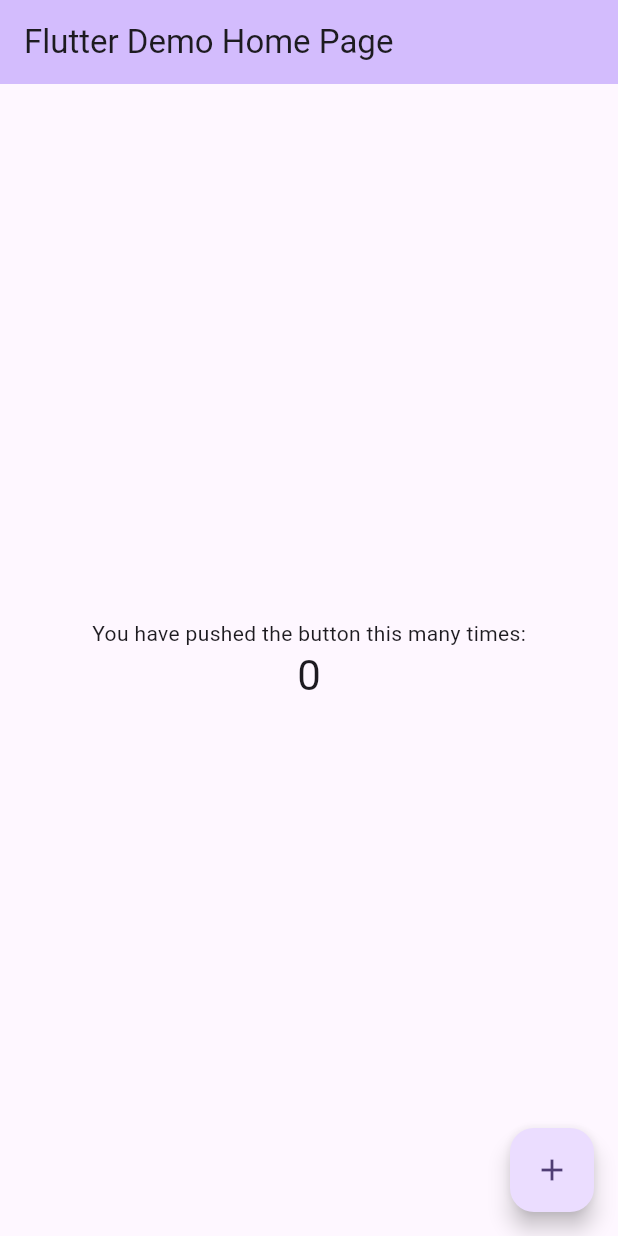
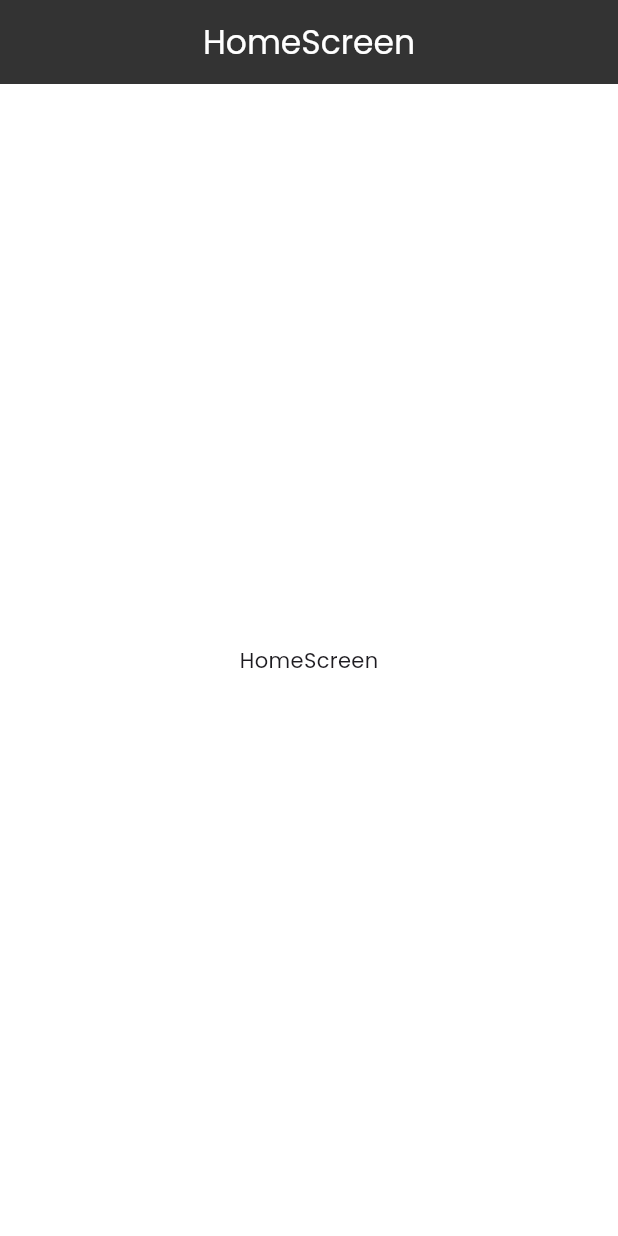
Before and after one commit to jgarzon26/beco-coffee, a Flutter app: the screen it shows after launch, on a phone screen of 412 x 824 dp. Run offline on Flutter 3.47's test engine with Material 3 defaults, Android fonts, the phone set to English and light mode, and no system bars; our stand-ins replace go_router, google_fonts.

Commit message:
init home

```diff
--- /dev/null
+++ b/lib/home/view/home_screen.dart
@@ -0,0 +1,17 @@
+import 'package:flutter/material.dart';
+
+class HomeScreen extends StatelessWidget {
+  const HomeScreen({super.key});
+
+  @override
+  Widget build(BuildContext context) {
+    return Scaffold(
+      appBar: AppBar(
+        title: const Text('HomeScreen'),
+      ),
+      body: const Center(
+        child: Text('HomeScreen'),
+      ),
+    );
+  }
+}
--- a/lib/main.dart
+++ b/lib/main.dart
@@ -1,4 +1,7 @@
+import 'package:beco_coffee/home/view/home_screen.dart';
+import 'package:beco_coffee/theme/theme.dart';
 import 'package:flutter/material.dart';
+import 'package:go_router/go_router.dart';
 
 void main() {
   runApp(const MyApp());
@@ -7,119 +10,23 @@
 class MyApp extends StatelessWidget {
   const MyApp({super.key});
 
-  // This widget is the root of your application.
   @override
   Widget build(BuildContext context) {
-    return MaterialApp(
-      title: 'Flutter Demo',
-      theme: ThemeData(
-        // This is the theme of your application.
-        //
-        // TRY THIS: Try running your application with "flutter run". You'll see
-        // the application has a purple toolbar. Then, without quitting the app,
-        // try changing the seedColor in the colorScheme below to Colors.green
-        // and then invoke "hot reload" (save your changes or press the "hot
-        // reload" button in a Flutter-supported IDE, or press "r" if you used
-        // the command line to start the app).
-        //
-        // Notice that the counter didn't reset back to zero; the application
-        // state is not lost during the reload. To reset the state, use hot
-        // restart instead.
-        //
-        // This works for code too, not just values: Most code changes can be
-        // tested with just a hot reload.
-        colorScheme: ColorScheme.fromSeed(seedColor: Colors.deepPurple),
-        useMaterial3: true,
-      ),
-      home: const MyHomePage(title: 'Flutter Demo Home Page'),
+    return MaterialApp.router(
+      theme: defaultTheme,
+      title: 'beCo Coffee',
+      routerConfig: routes,
     );
   }
 }
 
-class MyHomePage extends StatefulWidget {
-  const MyHomePage({super.key, required this.title});
-
-  // This widget is the home page of your application. It is stateful, meaning
-  // that it has a State object (defined below) that contains fields that affect
-  // how it looks.
-
-  // This class is the configuration for the state. It holds the values (in this
-  // case the title) provided by the parent (in this case the App widget) and
-  // used by the build method of the State. Fields in a Widget subclass are
-  // always marked "final".
-
-  final String title;
-
-  @override
-  State<MyHomePage> createState() => _MyHomePageState();
-}
-
-class _MyHomePageState extends State<MyHomePage> {
-  int _counter = 0;
-
-  void _incrementCounter() {
-    setState(() {
-      // This call to setState tells the Flutter framework that something has
-      // changed in this State, which causes it to rerun the build method below
-      // so that the display can reflect the updated values. If we changed
-      // _counter without calling setState(), then the build method would not be
-      // called again, and so nothing would appear to happen.
-      _counter++;
-    });
-  }
-
-  @override
-  Widget build(BuildContext context) {
-    // This method is rerun every time setState is called, for instance as done
-    // by the _incrementCounter method above.
-    //
-    // The Flutter framework has been optimized to make rerunning build methods
-    // fast, so that you can just rebuild anything that needs updating rather
-    // than having to individually change instances of widgets.
-    return Scaffold(
-      appBar: AppBar(
-        // TRY THIS: Try changing the color here to a specific color (to
-        // Colors.amber, perhaps?) and trigger a hot reload to see the AppBar
-        // change color while the other colors stay the same.
-        backgroundColor: Theme.of(context).colorScheme.inversePrimary,
-        // Here we take the value from the MyHomePage object that was created by
-        // the App.build method, and use it to set our appbar title.
-        title: Text(widget.title),
-      ),
-      body: Center(
-        // Center is a layout widget. It takes a single child and positions it
-        // in the middle of the parent.
-        child: Column(
-          // Column is also a layout widget. It takes a list of children and
-          // arranges them vertically. By default, it sizes itself to fit its
-          // children horizontally, and tries to be as tall as its parent.
-          //
-          // Column has various properties to control how it sizes itself and
-          // how it positions its children. Here we use mainAxisAlignment to
-          // center the children vertically; the main axis here is the vertical
-          // axis because Columns are vertical (the cross axis would be
-          // horizontal).
-          //
-          // TRY THIS: Invoke "debug painting" (choose the "Toggle Debug Paint"
-          // action in the IDE, or press "p" in the console), to see the
-          // wireframe for each widget.
-          mainAxisAlignment: MainAxisAlignment.center,
-          children: <Widget>[
-            const Text(
-              'You have pushed the button this many times:',
-            ),
-            Text(
-              '$_counter',
-              style: Theme.of(context).textTheme.headlineMedium,
-            ),
-          ],
-        ),
-      ),
-      floatingActionButton: FloatingActionButton(
-        onPressed: _incrementCounter,
-        tooltip: 'Increment',
-        child: const Icon(Icons.add),
-      ), // This trailing comma makes auto-formatting nicer for build methods.
-    );
-  }
-}
+final routes = GoRouter(
+  initialLocation: '/',
+  routes: [
+    GoRoute(
+      name: 'home',
+      path: '/',
+      builder: (context, state) => const HomeScreen(),
+    ),
+  ],
+);
```
Also changed, not shown: pubspec.yaml (+32 -43 lines), pubspec.lock, 1 other file.
